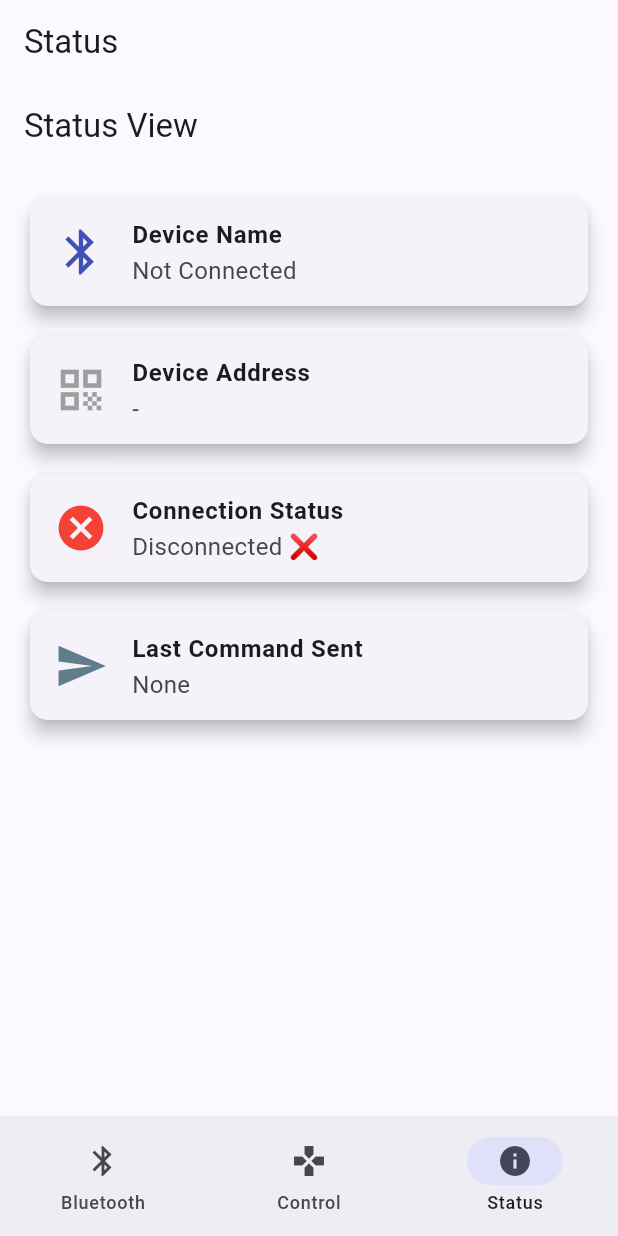
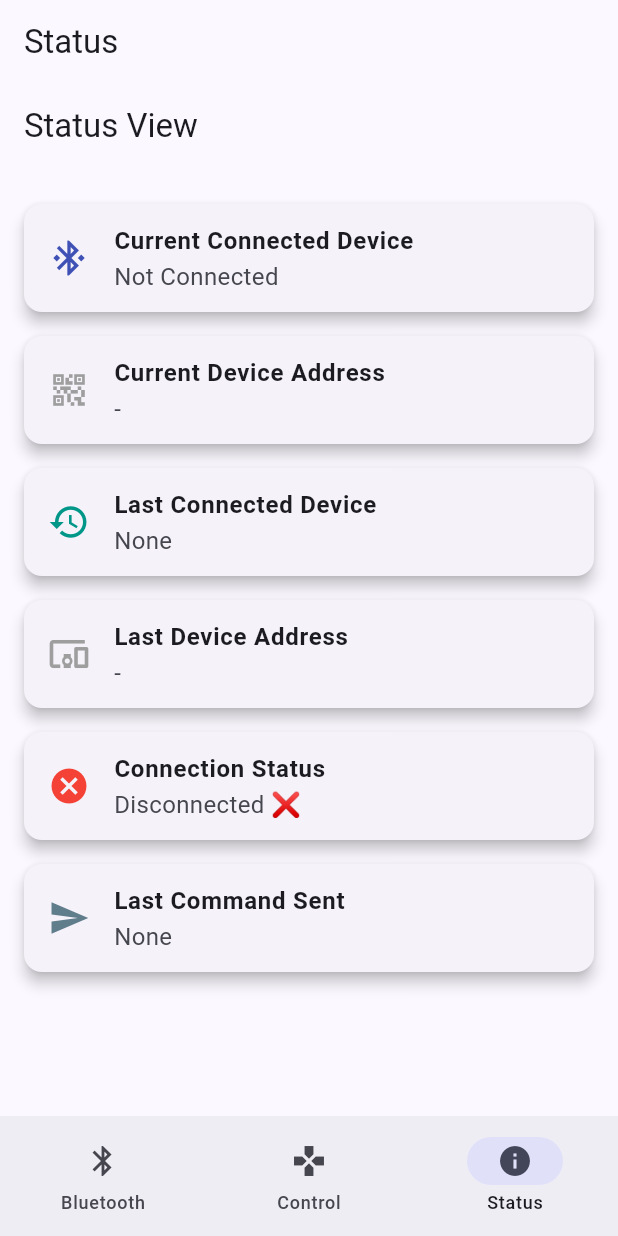
Before and after one commit to itiswd/auto_car, a Flutter app: the screen it shows after launch, item 3 of the bottom bar chosen, on a phone screen of 412 x 824 dp. Run offline on Flutter 3.47's test engine with Material 3 defaults, Android fonts, the phone set to English and light mode, and no system bars; our stand-ins replace flutter_blue_plus, permission_handler, shared_preferences.

Commit message:
Refactor shared preferences management: remove unused constants, implement device connection handling, and enhance status view with current and last device information.

```diff
--- a/lib/core/constants.dart
+++ /dev/null
@@ -1,6 +0,0 @@
-class AppConstants {
-  static const String carBaseUrl = 'http://192.168.4.1';
-  static const String autoModeEndpoint = '/auto?mode=';
-  static const String speedEndpoint = '/speed?value=';
-  static const String statusEndpoint = '/status';
-}
--- a/lib/core/shared_prefs.dart
+++ b/lib/core/shared_prefs.dart
@@ -10,4 +10,33 @@ class SharedPrefs {
     final prefs = await SharedPreferences.getInstance();
     await prefs.setBool('seen_intro', true);
   }
+
+  static Future<void> saveCurrentDevice(String name, String address) async {
+    final prefs = await SharedPreferences.getInstance();
+
+    // احتفظ بالقديم كـ "آخر جهاز"
+    final oldName = prefs.getString('current_device_name');
+    final oldAddress = prefs.getString('current_device_address');
+    if (oldName != null && oldAddress != null) {
+      await prefs.setString('last_device_name', oldName);
+      await prefs.setString('last_device_address', oldAddress);
+    }
+
+    // سجّل الجديد
+    await prefs.setString('current_device_name', name);
+    await prefs.setString('current_device_address', address);
+    await prefs.setBool('is_connected', true);
+  }
+
+  static Future<void> clearCurrentDevice() async {
+    final prefs = await SharedPreferences.getInstance();
+    await prefs.setBool('is_connected', false);
+    await prefs.remove('current_device_name');
+    await prefs.remove('current_device_address');
+  }
+
+  static Future<void> saveLastCommand(String command) async {
+    final prefs = await SharedPreferences.getInstance();
+    await prefs.setString('last_command', command);
+  }
 }
--- a/lib/screens/bluetooth_scanner_screen.dart
+++ b/lib/screens/bluetooth_scanner_screen.dart
@@ -1,6 +1,7 @@
 import 'package:flutter/material.dart';
 import 'package:flutter_blue_plus/flutter_blue_plus.dart';
-import 'package:shared_preferences/shared_preferences.dart';
+
+import '../core/shared_prefs.dart';
 
 class BluetoothScreen extends StatefulWidget {
   const BluetoothScreen({super.key});
@@ -32,7 +33,6 @@ class _BluetoothScreenState extends State<BluetoothScreen> {
   }
 
   void _startScan() async {
-    // نتأكد الأول إن البلوتوث شغال
     final adapterState = await FlutterBluePlus.adapterState.first;
     if (adapterState != BluetoothAdapterState.on) {
       ScaffoldMessenger.of(context).showSnackBar(
@@ -41,7 +41,6 @@ class _BluetoothScreenState extends State<BluetoothScreen> {
       return;
     }
 
-    // نبدأ البحث
     await FlutterBluePlus.startScan(
       timeout: const Duration(seconds: 6),
       androidUsesFineLocation: true,
@@ -65,10 +64,10 @@ class _BluetoothScreenState extends State<BluetoothScreen> {
       await device.connect();
       setState(() => _connectedDevice = device);
 
-      // حفظ آخر جهاز
-      final prefs = await SharedPreferences.getInstance();
-      await prefs.setString('last_device_name', device.platformName);
-      await prefs.setString('last_device_address', device.remoteId.str);
+      await SharedPrefs.saveCurrentDevice(
+        device.platformName,
+        device.remoteId.str,
+      );
 
       ScaffoldMessenger.of(context).showSnackBar(
         SnackBar(content: Text("Connected to ${device.platformName}")),
@@ -130,6 +129,7 @@ class _BluetoothScreenState extends State<BluetoothScreen> {
                         onPressed: () async {
                           await _connectedDevice?.disconnect();
                           setState(() => _connectedDevice = null);
+                          await SharedPrefs.clearCurrentDevice();
                           ScaffoldMessenger.of(context).showSnackBar(
                             const SnackBar(content: Text("Disconnected")),
                           );
--- a/lib/screens/status_view_screen.dart
+++ b/lib/screens/status_view_screen.dart
@@ -1,5 +1,3 @@
-// lib/screens/status_view_screen.dart
-
 import 'package:flutter/material.dart';
 import 'package:shared_preferences/shared_preferences.dart';
 
@@ -11,8 +9,10 @@ class StatusViewScreen extends StatefulWidget {
 }
 
 class _StatusViewScreenState extends State<StatusViewScreen> {
-  String? _deviceName;
-  String? _deviceAddress;
+  String? _currentDeviceName;
+  String? _currentDeviceAddress;
+  String? _lastDeviceName;
+  String? _lastDeviceAddress;
   String? _lastCommand;
   bool _isConnected = false;
 
@@ -25,42 +25,67 @@ class _StatusViewScreenState extends State<StatusViewScreen> {
   Future<void> _loadStatus() async {
     final prefs = await SharedPreferences.getInstance();
     setState(() {
-      _deviceName = prefs.getString('last_device_name');
-      _deviceAddress = prefs.getString('last_device_address');
+      _currentDeviceName = prefs.getString('current_device_name');
+      _currentDeviceAddress = prefs.getString('current_device_address');
+      _lastDeviceName = prefs.getString('last_device_name');
+      _lastDeviceAddress = prefs.getString('last_device_address');
       _lastCommand = prefs.getString('last_command');
       _isConnected = prefs.getBool('is_connected') ?? false;
     });
   }
 
+  Widget _statusCard(String title, String value, IconData icon, Color color) {
+    return Card(
+      elevation: 4,
+      margin: const EdgeInsets.symmetric(vertical: 8),
+      child: ListTile(
+        leading: Icon(icon, color: color, size: 28),
+        title: Text(title, style: const TextStyle(fontWeight: FontWeight.bold)),
+        subtitle: Text(value, style: const TextStyle(fontSize: 16)),
+      ),
+    );
+  }
+
   @override
   Widget build(BuildContext context) {
     return Scaffold(
-      appBar: AppBar(title: const Text('Status View')),
+      appBar: AppBar(title: const Text("Status View")),
       body: Padding(
         padding: const EdgeInsets.all(16.0),
-        child: Column(
+        child: ListView(
           children: [
             _statusCard(
-              "Device Name",
-              _deviceName ?? "Not Connected",
-              Icons.bluetooth,
+              "Current Connected Device",
+              _isConnected
+                  ? (_currentDeviceName ?? "Unknown")
+                  : "Not Connected",
+              Icons.bluetooth_connected,
               Colors.indigo,
             ),
-            const SizedBox(height: 12),
             _statusCard(
-              "Device Address",
-              _deviceAddress ?? "-",
-              Icons.qr_code,
+              "Current Device Address",
+              _isConnected ? (_currentDeviceAddress ?? "-") : "-",
+              Icons.qr_code_2,
               Colors.grey,
             ),
-            const SizedBox(height: 12),
+            _statusCard(
+              "Last Connected Device",
+              _lastDeviceName ?? "None",
+              Icons.history,
+              Colors.teal,
+            ),
+            _statusCard(
+              "Last Device Address",
+              _lastDeviceAddress ?? "-",
+              Icons.devices_other,
+              Colors.grey,
+            ),
             _statusCard(
               "Connection Status",
               _isConnected ? "Connected ✅" : "Disconnected ❌",
               _isConnected ? Icons.check_circle : Icons.cancel,
               _isConnected ? Colors.green : Colors.red,
             ),
-            const SizedBox(height: 12),
             _statusCard(
               "Last Command Sent",
               _lastCommand ?? "None",
@@ -72,16 +97,4 @@ class _StatusViewScreenState extends State<StatusViewScreen> {
       ),
     );
   }
-
-  Widget _statusCard(String title, String value, IconData icon, Color color) {
-    return Card(
-      elevation: 5,
-      shape: RoundedRectangleBorder(borderRadius: BorderRadius.circular(12)),
-      child: ListTile(
-        leading: Icon(icon, size: 36, color: color),
-        title: Text(title, style: const TextStyle(fontWeight: FontWeight.bold)),
-        subtitle: Text(value, style: const TextStyle(fontSize: 16)),
-      ),
-    );
-  }
 }
```
Also changed, not shown: lib/screens/control_options_screen.dart (deleted, +0 -33 lines), lib/screens/home_screen.dart (deleted, +0 -76 lines), lib/screens/introduction_screen.dart (deleted, +0 -53 lines), lib/screens/manual_control_screen.dart (+10 -20 lines), lib/screens/settings_screen.dart (deleted, +0 -27 lines), lib/screens/auto_mode_screen.dart (deleted).
